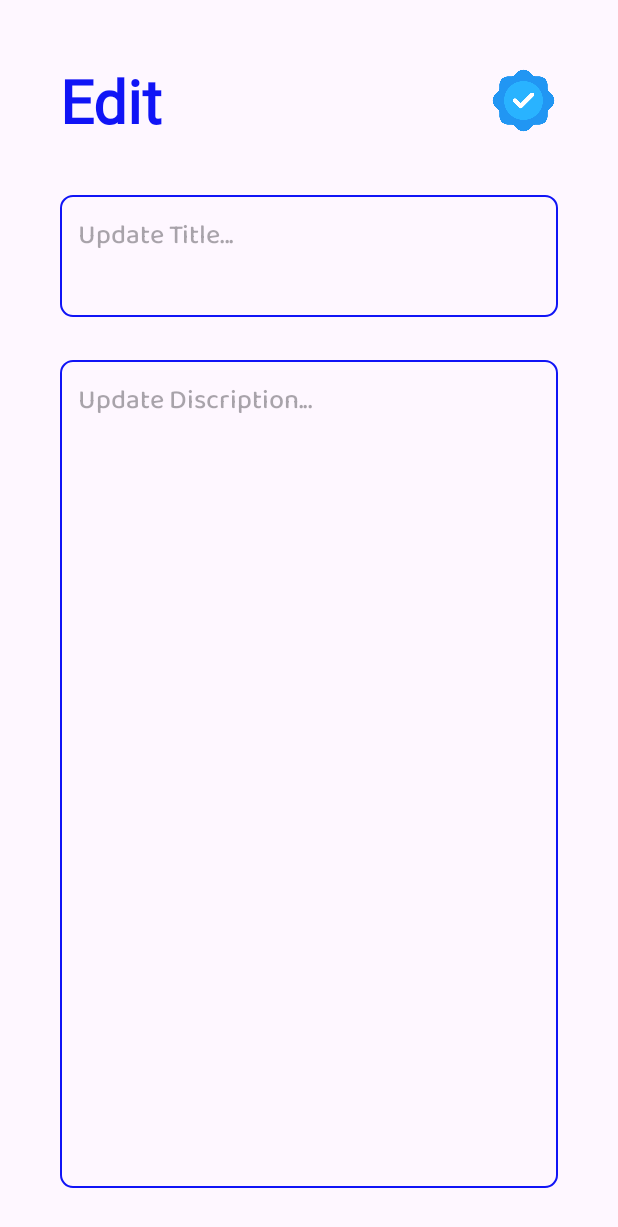
After one commit to TasH-i/todo, an Android app: the UpdateNoteActivity screen opened directly, with no data from a screen before it, on a phone screen of 412 x 824 dp. The commit adds this screen. Shown: the top 1227 px of the screen. Run offline under Robolectric (Android 15) with nearby library versions, the phone set to English and light mode, and no system bars; Roboto replaces fonts that are not available here; 1 statement that could not run was skipped.

Commit message:
create,read,update

```diff
--- a/app/src/main/AndroidManifest.xml
+++ b/app/src/main/AndroidManifest.xml
@@ -13,7 +13,7 @@
         android:theme="@style/Theme.ToDo"
         tools:targetApi="31">
         <activity
-            android:name=".UpdateActivity"
+            android:name=".UpdateNoteActivity"
             android:exported="false" />
         <activity
             android:name=".AddNoteActivity"
--- /dev/null
+++ b/app/src/main/java/com/mad/todo/UpdateNoteActivity.kt
@@ -0,0 +1,41 @@
+package com.mad.todo
+
+import androidx.appcompat.app.AppCompatActivity
+import android.os.Bundle
+import android.widget.Toast
+import com.mad.todo.databinding.ActivityUpdateNoteBinding
+
+class UpdateNoteActivity : AppCompatActivity() {
+    private lateinit var binding: ActivityUpdateNoteBinding
+    private lateinit var db: NoteDatabaseHelper
+    private var noteId: Int = -1
+
+
+    override fun onCreate(savedInstanceState: Bundle?) {
+        super.onCreate(savedInstanceState)
+        binding = ActivityUpdateNoteBinding.inflate(layoutInflater)
+        setContentView(binding.root)
+
+        db = NoteDatabaseHelper(this)
+
+        noteId = intent.getIntExtra("note_id", -1)
+        if (noteId == -1){
+            finish()
+            return
+        }
+
+        val note = db.getNoteByID((noteId))
+        binding.updateTitleEditText.setText(note.title)
+        binding.updateContentEditText.setText(note.content)
+
+        binding.updateSaveButton.setOnClickListener{
+            val newTitle = binding.updateTitleEditText.text.toString()
+            val newContent = binding.updateContentEditText.text.toString()
+            val updateNote = Note(noteId,newTitle,newContent)
+            db.updateNote(updateNote)
+            finish()
+            Toast.makeText( this,"Changes Saved!" ,Toast.LENGTH_SHORT).show()
+        }
+
+    }
+}
--- /dev/null
+++ b/app/src/main/res/layout/activity_update_note.xml
@@ -0,0 +1,76 @@
+<?xml version="1.0" encoding="utf-8"?>
+
+<RelativeLayout
+    xmlns:android="http://schemas.android.com/apk/res/android"
+    xmlns:tools="http://schemas.android.com/tools"
+    android:layout_width="match_parent"
+    android:layout_height="match_parent"
+    android:orientation="vertical"
+    android:padding="20dp"
+    tools:context=".UpdateNoteActivity"
+
+    >
+
+    <TextView
+        android:id="@+id/editNoteheading"
+        android:layout_width="150dp"
+        android:layout_height="55dp"
+        android:layout_alignParentStart="true"
+        android:layout_alignParentTop="true"
+        android:layout_marginStart="20dp"
+        android:layout_marginTop="20dp"
+        android:fontFamily="@font/baloo_thambi"
+        android:text="Edit Note"
+        android:textColor="@color/bl"
+        android:textSize="40dp"
+        android:textStyle="bold" />
+
+    <ImageView
+        android:id="@+id/updateSaveButton"
+        android:layout_width="46dp"
+        android:layout_height="54dp"
+        android:layout_alignParentTop="true"
+        android:layout_alignParentEnd="true"
+        android:layout_marginTop="20dp"
+        android:layout_marginEnd="20dp"
+        android:src="@drawable/verify" />
+
+
+    <EditText
+        android:id="@+id/updateTitleEditText"
+        android:layout_width="321dp"
+        android:layout_height="81dp"
+        android:layout_alignParentStart="true"
+        android:layout_alignParentTop="true"
+        android:layout_alignParentEnd="true"
+        android:layout_marginStart="20dp"
+        android:layout_marginTop="110dp"
+        android:layout_marginEnd="20dp"
+        android:background="@drawable/orrange_border"
+        android:ems="10"
+        android:fontFamily="@font/baloo_bhai_2_medium"
+        android:gravity="top"
+        android:hint="Update Title..."
+        android:inputType="text"
+        android:padding="12dp"
+        android:textColor="?attr/colorOnPrimaryContainer" />
+
+    <EditText
+        android:id="@+id/updateContentEditText"
+        android:layout_width="340dp"
+        android:layout_height="552dp"
+        android:layout_alignParentStart="true"
+        android:layout_alignParentTop="true"
+        android:layout_alignParentEnd="true"
+        android:layout_marginStart="20dp"
+        android:layout_marginTop="220dp"
+        android:layout_marginEnd="20dp"
+        android:background="@drawable/orrange_border"
+        android:ems="10"
+        android:fontFamily="@font/baloo_bhai_2_medium"
+        android:gravity="top"
+        android:inputType="text"
+        android:padding="12dp"
+        android:hint="Update Discription..."
+        android:textColor="#85A6FA" />
+</RelativeLayout>
```
Also changed, not shown: app/src/main/java/com/mad/todo/NoteDatabaseHelper.kt (+28 -0 lines), app/src/main/java/com/mad/todo/NotesAdapter.kt (+10 -1 lines), app/src/main/java/com/mad/todo/UpdateActivity.kt (deleted, +0 -11 lines), app/src/main/res/layout/activity_update.xml (deleted, +0 -9 lines), app/src/main/res/layout/note_item.xml (+9 -0 lines), app/src/main/res/drawable/edit.png (added).
